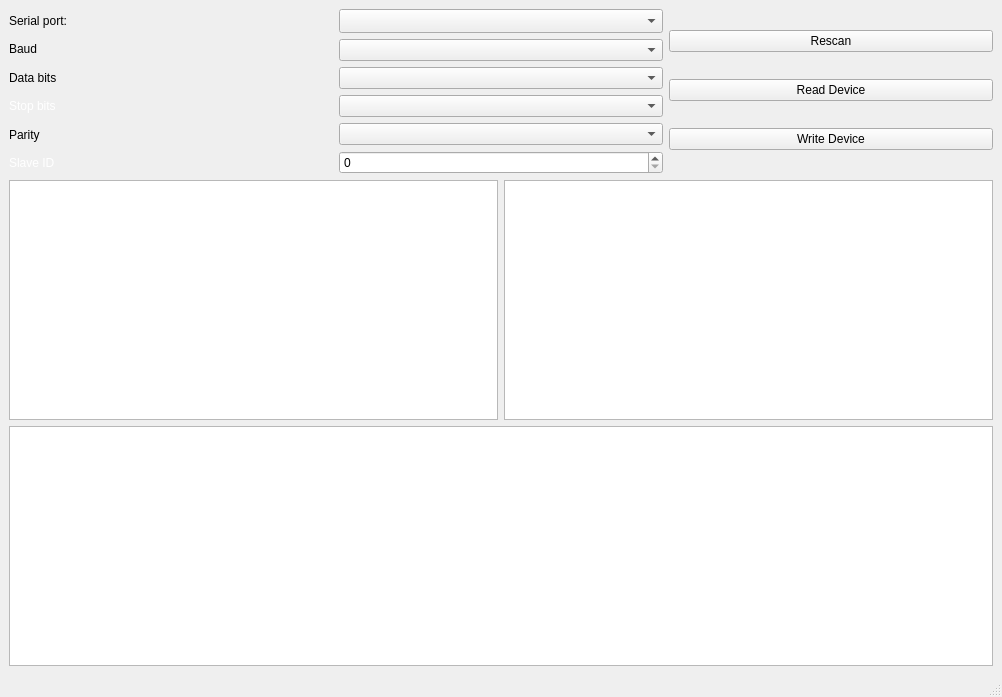
Old version of the form mainwindow.ui in the repository VarionDrakon/UICD.Configurator.
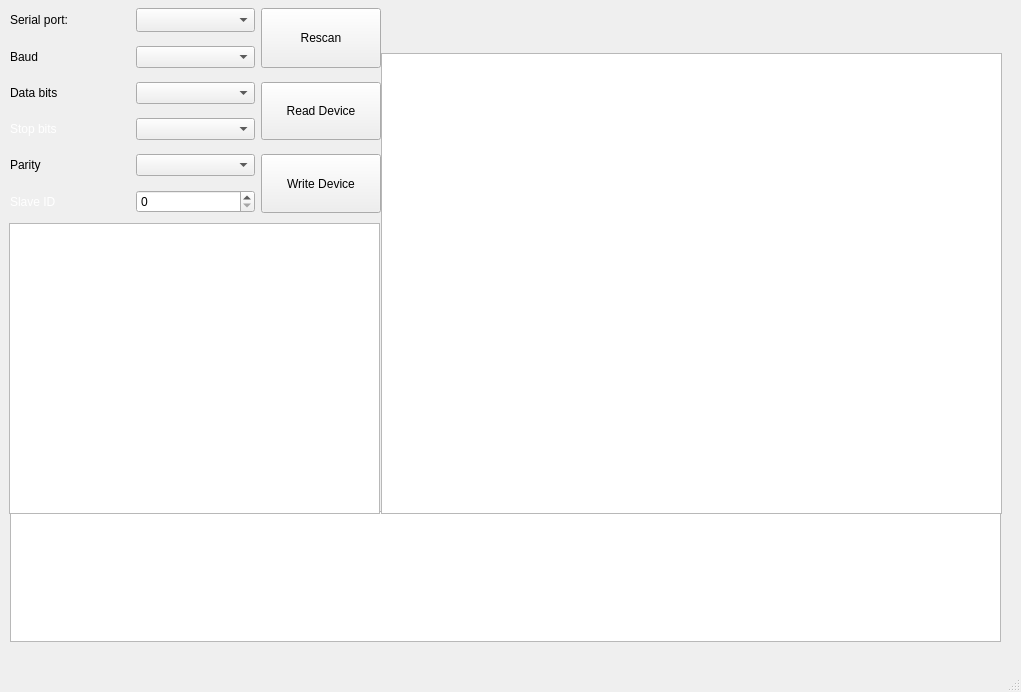
New version of the form.

Commit message: Edited design and linked modbus to UI...

```diff
--- a/mainwindow.ui
+++ b/mainwindow.ui
@@ -9,8 +9,8 @@
    <rect>
     <x>0</x>
     <y>0</y>
-    <width>1002</width>
-    <height>697</height>
+    <width>1021</width>
+    <height>692</height>
    </rect>
   </property>
   <property name="windowTitle">
@@ -26,11 +26,87 @@
    <bool>false</bool>
   </property>
   <widget class="QWidget" name="centralwidget">
-   <layout class="QGridLayout" name="gridLayout">
-    <item row="0" column="0" colspan="2">
-     <layout class="QGridLayout" name="grid_TableModbusConfig">
-      <item row="0" column="0">
+   <widget class="QTextBrowser" name="txtbrw_logBrowser">
+    <property name="geometry">
+     <rect>
+      <x>10</x>
+      <y>511</y>
+      <width>991</width>
+      <height>131</height>
+     </rect>
+    </property>
+    <property name="toolTip">
+     <string/>
+    </property>
+    <property name="statusTip">
+     <string/>
+    </property>
+    <property name="autoFillBackground">
+     <bool>false</bool>
+    </property>
+    <property name="styleSheet">
+     <string notr="true"/>
+    </property>
+    <property name="html">
+     <string>&lt;!DOCTYPE HTML PUBLIC &quot;-//W3C//DTD HTML 4.0//EN&quot; &quot;http://www.w3.org/TR/REC-html40/strict.dtd&quot;&gt;
+&lt;html&gt;&lt;head&gt;&lt;meta name=&quot;qrichtext&quot; content=&quot;1&quot; /&gt;&lt;meta charset=&quot;utf-8&quot; /&gt;&lt;style type=&quot;text/css&quot;&gt;
+p, li { white-space: pre-wrap; }
+hr { height: 1px; border-width: 0; }
+li.unchecked::marker { content: &quot;\2610&quot;; }
+li.checked::marker { content: &quot;\2612&quot;; }
+&lt;/style&gt;&lt;/head&gt;&lt;body style=&quot; font-family:'Segoe UI'; font-size:9pt; font-weight:400; font-style:normal;&quot;&gt;
+&lt;p style=&quot;-qt-paragraph-type:empty; margin-top:0px; margin-bottom:0px; margin-left:0px; margin-right:0px; -qt-block-indent:0; text-indent:0px;&quot;&gt;&lt;br /&gt;&lt;/p&gt;&lt;/body&gt;&lt;/html&gt;</string>
+    </property>
+    <property name="openExternalLinks">
+     <bool>false</bool>
+    </property>
+   </widget>
+   <widget class="QListWidget" name="listWidget_2">
+    <property name="geometry">
+     <rect>
+      <x>381</x>
+      <y>53</y>
+      <width>621</width>
+      <height>461</height>
+     </rect>
+    </property>
+    <property name="styleSheet">
+     <string notr="true"/>
+    </property>
+   </widget>
+   <widget class="QTreeView" name="treeView">
+    <property name="geometry">
+     <rect>
+      <x>9</x>
+      <y>223</y>
+      <width>371</width>
+      <height>291</height>
+     </rect>
+    </property>
+    <property name="styleSheet">
+     <string notr="true"/>
+    </property>
+   </widget>
+   <widget class="QWidget" name="layoutWidget">
+    <property name="geometry">
+     <rect>
+      <x>10</x>
+      <y>0</y>
+      <width>371</width>
+      <height>221</height>
+     </rect>
+    </property>
        <layout class="QGridLayout" name="grid_TableTextModbusConfig">
+     <item row="0" column="1">
+      <widget class="QComboBox" name="cmbx_listSerialPorts">
+       <property name="styleSheet">
+        <string notr="true"/>
+       </property>
+       <property name="sizeAdjustPolicy">
+        <enum>QComboBox::AdjustToMinimumContentsLengthWithIcon</enum>
+       </property>
+      </widget>
+     </item>
         <item row="4" column="0">
          <widget class="QLabel" name="label_parity">
           <property name="styleSheet">
@@ -51,6 +127,13 @@
           </property>
          </widget>
         </item>
+     <item row="2" column="1">
+      <widget class="QComboBox" name="cmbx_listDataBits">
+       <property name="styleSheet">
+        <string notr="true"/>
+       </property>
+      </widget>
+     </item>
         <item row="2" column="0">
          <widget class="QLabel" name="label_dataBits">
           <property name="styleSheet">
@@ -61,6 +144,20 @@
           </property>
          </widget>
         </item>
+     <item row="3" column="1">
+      <widget class="QComboBox" name="cmbx_listStopBits">
+       <property name="styleSheet">
+        <string notr="true"/>
+       </property>
+      </widget>
+     </item>
+     <item row="1" column="1">
+      <widget class="QComboBox" name="cmbx_listBaudrate">
+       <property name="styleSheet">
+        <string notr="true"/>
+       </property>
+      </widget>
+     </item>
         <item row="0" column="0">
          <widget class="QLabel" name="label_serialPort">
           <property name="styleSheet">
@@ -91,21 +188,14 @@
           </property>
          </widget>
         </item>
-       </layout>
-      </item>
-      <item row="0" column="1">
-       <layout class="QGridLayout" name="grid_TableButtonModbusConfig">
-        <item row="0" column="0">
-         <widget class="QComboBox" name="cmbx_listSerialPorts">
+     <item row="4" column="1">
+      <widget class="QComboBox" name="cmbx_listParity">
           <property name="styleSheet">
            <string notr="true"/>
           </property>
-          <property name="sizeAdjustPolicy">
-           <enum>QComboBox::AdjustToMinimumContentsLengthWithIcon</enum>
-          </property>
-         </widget>
-        </item>
-        <item row="5" column="0">
+      </widget>
+     </item>
+     <item row="5" column="1">
          <widget class="QSpinBox" name="spnbx_listSlaveID">
           <property name="styleSheet">
            <string notr="true"/>
@@ -118,54 +208,23 @@
           </property>
          </widget>
         </item>
-        <item row="2" column="0">
-         <widget class="QComboBox" name="cmbx_listDataBits">
-          <property name="styleSheet">
-           <string notr="true"/>
-          </property>
-         </widget>
-        </item>
-        <item row="1" column="0">
-         <widget class="QComboBox" name="cmbx_listBaudrate">
-          <property name="styleSheet">
-           <string notr="true"/>
-          </property>
-         </widget>
-        </item>
-        <item row="3" column="0">
-         <widget class="QComboBox" name="cmbx_listStopBits">
-          <property name="styleSheet">
-           <string notr="true"/>
-          </property>
-         </widget>
-        </item>
-        <item row="4" column="0">
-         <widget class="QComboBox" name="cmbx_listParity">
-          <property name="styleSheet">
-           <string notr="true"/>
-          </property>
-         </widget>
-        </item>
-       </layout>
-      </item>
-      <item row="0" column="2">
-       <layout class="QGridLayout" name="grid_TableRWButtonModbusConfig">
-        <item row="1" column="0">
-         <widget class="QPushButton" name="btn_readChooserDevice">
-          <property name="text">
-           <string>Read Device</string>
-          </property>
-         </widget>
-        </item>
-        <item row="2" column="0">
-         <widget class="QPushButton" name="btn_writeChooserDevice">
-          <property name="text">
-           <string>Write Device</string>
-          </property>
-         </widget>
-        </item>
-        <item row="0" column="0">
+     <item row="0" column="2" rowspan="2">
          <widget class="QPushButton" name="btn_scaningExistSerialPorts">
+       <property name="enabled">
+        <bool>true</bool>
+       </property>
+       <property name="sizePolicy">
+        <sizepolicy hsizetype="Minimum" vsizetype="Minimum">
+         <horstretch>0</horstretch>
+         <verstretch>0</verstretch>
+        </sizepolicy>
+       </property>
+       <property name="acceptDrops">
+        <bool>false</bool>
+       </property>
+       <property name="autoFillBackground">
+        <bool>false</bool>
+       </property>
           <property name="styleSheet">
            <string notr="true"/>
           </property>
@@ -174,54 +233,40 @@
           </property>
          </widget>
         </item>
-       </layout>
-      </item>
-     </layout>
-    </item>
-    <item row="1" column="0">
-     <widget class="QTreeView" name="treeView">
-      <property name="styleSheet">
-       <string notr="true"/>
-      </property>
-     </widget>
-    </item>
-    <item row="1" column="1">
-     <widget class="QListWidget" name="listWidget_2">
-      <property name="styleSheet">
-       <string notr="true"/>
-      </property>
-     </widget>
-    </item>
-    <item row="2" column="0" colspan="2">
-     <widget class="QTextBrowser" name="txtbrw_logBrowser">
-      <property name="toolTip">
-       <string/>
-      </property>
-      <property name="statusTip">
-       <string/>
-      </property>
-      <property name="autoFillBackground">
+     <item row="4" column="2" rowspan="2">
+      <widget class="QPushButton" name="btn_writeChooserDevice">
+       <property name="sizePolicy">
+        <sizepolicy hsizetype="Minimum" vsizetype="Minimum">
+         <horstretch>0</horstretch>
+         <verstretch>0</verstretch>
+        </sizepolicy>
+       </property>
+       <property name="acceptDrops">
+        <bool>false</bool>
+       </property>
+       <property name="text">
+        <string>Write Device</string>
+       </property>
+      </widget>
+     </item>
+     <item row="2" column="2" rowspan="2">
+      <widget class="QPushButton" name="btn_readChooserDevice">
+       <property name="sizePolicy">
+        <sizepolicy hsizetype="Minimum" vsizetype="Minimum">
+         <horstretch>0</horstretch>
+         <verstretch>0</verstretch>
+        </sizepolicy>
+       </property>
+       <property name="acceptDrops">
        <bool>false</bool>
       </property>
-      <property name="styleSheet">
-       <string notr="true"/>
-      </property>
-      <property name="html">
-       <string>&lt;!DOCTYPE HTML PUBLIC &quot;-//W3C//DTD HTML 4.0//EN&quot; &quot;http://www.w3.org/TR/REC-html40/strict.dtd&quot;&gt;
-&lt;html&gt;&lt;head&gt;&lt;meta name=&quot;qrichtext&quot; content=&quot;1&quot; /&gt;&lt;meta charset=&quot;utf-8&quot; /&gt;&lt;style type=&quot;text/css&quot;&gt;
-p, li { white-space: pre-wrap; }
-hr { height: 1px; border-width: 0; }
-li.unchecked::marker { content: &quot;\2610&quot;; }
-li.checked::marker { content: &quot;\2612&quot;; }
-&lt;/style&gt;&lt;/head&gt;&lt;body style=&quot; font-family:'Segoe UI'; font-size:9pt; font-weight:400; font-style:normal;&quot;&gt;
-&lt;p style=&quot;-qt-paragraph-type:empty; margin-top:0px; margin-bottom:0px; margin-left:0px; margin-right:0px; -qt-block-indent:0; text-indent:0px;&quot;&gt;&lt;br /&gt;&lt;/p&gt;&lt;/body&gt;&lt;/html&gt;</string>
-      </property>
-      <property name="openExternalLinks">
-       <bool>false</bool>
-      </property>
+       <property name="text">
+        <string>Read Device</string>
+       </property>
      </widget>
     </item>
    </layout>
+   </widget>
   </widget>
   <widget class="QMenuBar" name="menubar">
    <property name="geometry">
```
Left out of the diff: 7 changed lines with no effect on the pictures. Lines whose indentation alone changed are shown as unchanged. The commit also changes 3 other files.
